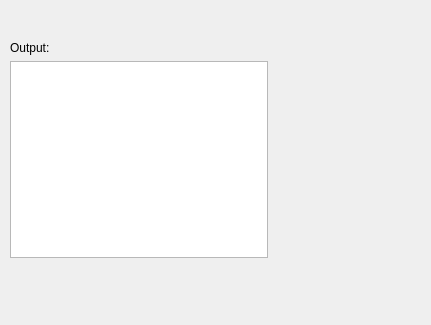
KangarooLemonade/cucm-reader, file testoutputdialog.ui: the form before one commit.
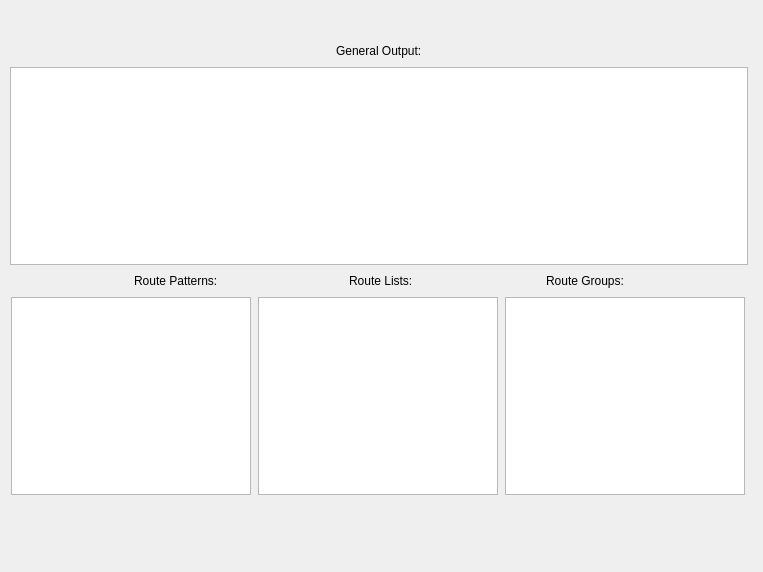
The form after the commit.

Commit message: Made some changes to the test GUI, now detects route patterns, groups, and lists.

Patch:
```diff
--- a/testoutputdialog.ui
+++ b/testoutputdialog.ui
@@ -6,8 +6,8 @@
    <rect>
     <x>0</x>
     <y>0</y>
-    <width>431</width>
-    <height>325</height>
+    <width>763</width>
+    <height>572</height>
    </rect>
   </property>
   <property name="windowTitle">
@@ -18,20 +18,176 @@
     <rect>
      <x>10</x>
      <y>41</y>
-     <width>258</width>
-     <height>217</height>
+     <width>738</width>
+     <height>454</height>
     </rect>
    </property>
-   <layout class="QGridLayout" name="gridLayout">
+   <layout class="QGridLayout" name="gridLayout_2">
     <item row="0" column="0">
-     <widget class="QLabel" name="outputLabel">
-      <property name="text">
-       <string>Output:</string>
-      </property>
-     </widget>
+     <layout class="QVBoxLayout" name="verticalLayout">
+      <item>
+       <layout class="QHBoxLayout" name="horizontalLayout">
+        <item>
+         <spacer name="horizontalSpacer">
+          <property name="orientation">
+           <enum>Qt::Horizontal</enum>
+          </property>
+          <property name="sizeHint" stdset="0">
+           <size>
+            <width>40</width>
+            <height>20</height>
+           </size>
+          </property>
+         </spacer>
+        </item>
+        <item>
+         <widget class="QLabel" name="outputLabel">
+          <property name="text">
+           <string>General Output:</string>
+          </property>
+         </widget>
+        </item>
+        <item>
+         <spacer name="horizontalSpacer_2">
+          <property name="orientation">
+           <enum>Qt::Horizontal</enum>
+          </property>
+          <property name="sizeHint" stdset="0">
+           <size>
+            <width>40</width>
+            <height>20</height>
+           </size>
+          </property>
+         </spacer>
+        </item>
+       </layout>
+      </item>
+      <item>
+       <widget class="QTextBrowser" name="textEdit">
+        <property name="minimumSize">
+         <size>
+          <width>640</width>
+          <height>192</height>
+         </size>
+        </property>
+       </widget>
+      </item>
+     </layout>
     </item>
     <item row="1" column="0">
-     <widget class="QTextBrowser" name="textEdit"/>
+     <layout class="QGridLayout" name="gridLayout">
+      <item row="0" column="0">
+       <layout class="QHBoxLayout" name="horizontalLayout_2">
+        <item>
+         <spacer name="horizontalSpacer_3">
+          <property name="orientation">
+           <enum>Qt::Horizontal</enum>
+          </property>
+          <property name="sizeHint" stdset="0">
+           <size>
+            <width>40</width>
+            <height>20</height>
+           </size>
+          </property>
+         </spacer>
+        </item>
+        <item>
+         <widget class="QLabel" name="label">
+          <property name="text">
+           <string>Route Patterns:</string>
+          </property>
+         </widget>
+        </item>
+        <item>
+         <spacer name="horizontalSpacer_4">
+          <property name="orientation">
+           <enum>Qt::Horizontal</enum>
+          </property>
+          <property name="sizeHint" stdset="0">
+           <size>
+            <width>40</width>
+            <height>20</height>
+           </size>
+          </property>
+         </spacer>
+        </item>
+        <item>
+         <widget class="QLabel" name="label_2">
+          <property name="text">
+           <string>Route Lists: </string>
+          </property>
+         </widget>
+        </item>
+        <item>
+         <spacer name="horizontalSpacer_5">
+          <property name="orientation">
+           <enum>Qt::Horizontal</enum>
+          </property>
+          <property name="sizeHint" stdset="0">
+           <size>
+            <width>40</width>
+            <height>20</height>
+           </size>
+          </property>
+         </spacer>
+        </item>
+        <item>
+         <widget class="QLabel" name="label_3">
+          <property name="text">
+           <string>Route Groups:</string>
+          </property>
+         </widget>
+        </item>
+        <item>
+         <spacer name="horizontalSpacer_6">
+          <property name="orientation">
+           <enum>Qt::Horizontal</enum>
+          </property>
+          <property name="sizeHint" stdset="0">
+           <size>
+            <width>40</width>
+            <height>20</height>
+           </size>
+          </property>
+         </spacer>
+        </item>
+       </layout>
+      </item>
+      <item row="1" column="0">
+       <layout class="QHBoxLayout" name="horizontalLayout_4">
+        <item>
+         <widget class="QTextBrowser" name="routePatternBrowser">
+          <property name="maximumSize">
+           <size>
+            <width>240</width>
+            <height>16777215</height>
+           </size>
+          </property>
+         </widget>
+        </item>
+        <item>
+         <widget class="QTextBrowser" name="routeListBrowser">
+          <property name="maximumSize">
+           <size>
+            <width>240</width>
+            <height>16777215</height>
+           </size>
+          </property>
+         </widget>
+        </item>
+        <item>
+         <widget class="QTextBrowser" name="routeGroupBrowser">
+          <property name="maximumSize">
+           <size>
+            <width>240</width>
+            <height>16777215</height>
+           </size>
+          </property>
+         </widget>
+        </item>
+       </layout>
+      </item>
+     </layout>
     </item>
    </layout>
   </widget>
```
The commit also changes 3 other files.
